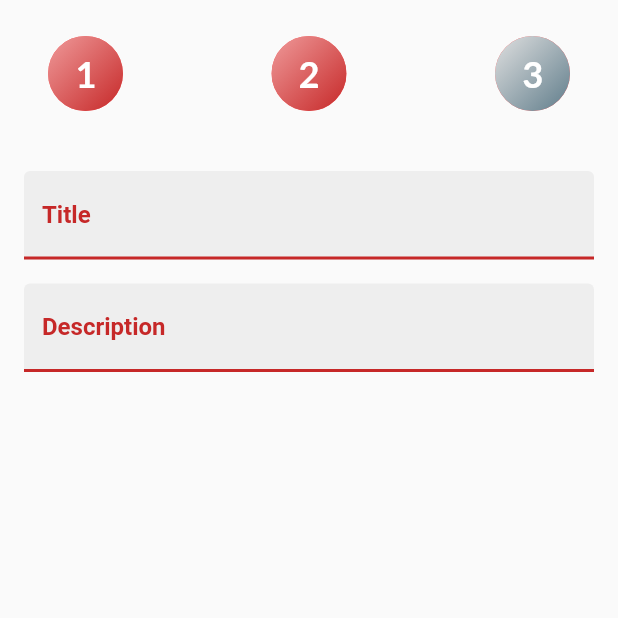
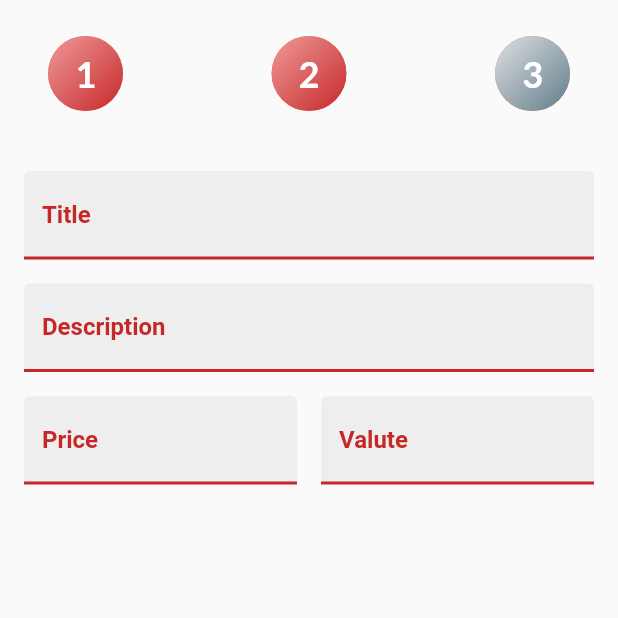
Before and after one commit to kukalajet/emakina, a Flutter app: the CreationScreen screen opened directly, on a phone screen of 412 x 824 dp, the top half of it. Run offline on Flutter 3.47's test engine with Material 2 defaults, Android fonts, the phone set to English and light mode, and no system bars; drawn by our look-alikes of modal_bottom_sheet; our stand-ins replace bloc, cached_network_image, equatable, flutter_bloc, flutter_secure_storage, formz and 4 more; missing offline and left inert: pedantic; accounts and stored records are empty; statements that could not run were skipped.

Commit message:
Works for first form

```diff
--- a/lib/app.dart
+++ b/lib/app.dart
@@ -5,16 +5,21 @@ import 'package:emakina/blocs/blocs.dart';
 import 'package:google_fonts/google_fonts.dart';
 import 'package:listing_repository/listing_repository.dart';
 import 'package:favorite_repository/favorite_repository.dart';
+import 'package:valute_repository/valute_repository.dart';
 
 class App extends StatelessWidget {
   const App({
     Key key,
     @required this.listingRepository,
     @required this.favoriteRepository,
-  }) : assert(listingRepository != null);
+    @required this.valuteRepository,
+  })  : assert(listingRepository != null),
+        assert(favoriteRepository != null),
+        assert(valuteRepository != null);
 
   final ListingRepository listingRepository;
   final FavoriteRepository favoriteRepository;
+  final ValuteRepository valuteRepository;
 
   @override
   Widget build(BuildContext context) {
@@ -26,6 +31,9 @@ class App extends StatelessWidget {
         RepositoryProvider<FavoriteRepository>(
           create: (_) => favoriteRepository,
         ),
+        RepositoryProvider<ValuteRepository>(
+          create: (_) => valuteRepository,
+        )
       ],
       child: MultiBlocProvider(
         providers: [
@@ -42,6 +50,9 @@ class App extends StatelessWidget {
           ),
           BlocProvider<TabBloc>(
             create: (_) => TabBloc(),
+          ),
+          BlocProvider<ValuteBloc>(
+            create: (_) => ValuteBloc(valuteRepository: valuteRepository),
           ),
         ],
         child: AppView(),
--- a/lib/blocs/blocs.dart
+++ b/lib/blocs/blocs.dart
@@ -3,3 +3,4 @@ export 'tab/tab.dart';
 export 'favorite/favorite.dart';
 export 'auth/auth.dart';
 export 'creation/creation.dart';
+export 'valute/valute.dart';
--- a/lib/blocs/creation/first_creation_form/first_creation_form_event.dart
+++ b/lib/blocs/creation/first_creation_form/first_creation_form_event.dart
@@ -28,7 +28,7 @@ class CreationDescriptionChanged extends FirstCreationFormEvent {
 class CreationPriceChanged extends FirstCreationFormEvent {
   const CreationPriceChanged({this.price});
 
-  final Price price;
+  final double price;
 
   @override
   List<Object> get props => [price];
--- /dev/null
+++ b/lib/blocs/valute/valute.dart
@@ -0,0 +1 @@
+export 'valute_bloc.dart';
--- /dev/null
+++ b/lib/blocs/valute/valute_bloc.dart
@@ -0,0 +1,40 @@
+import 'dart:async';
+
+import 'package:bloc/bloc.dart';
+import 'package:valute_repository/valute_repository.dart';
+import 'package:equatable/equatable.dart';
+import 'package:meta/meta.dart';
+
+part 'valute_event.dart';
+part 'valute_state.dart';
+
+class ValuteBloc extends Bloc<ValuteEvent, ValuteState> {
+  ValuteBloc({
+    @required ValuteRepository valuteRepository,
+  })  : assert(valuteRepository != null),
+        _valuteRepository = valuteRepository,
+        super(const ValuteState());
+
+  final ValuteRepository _valuteRepository;
+
+  @override
+  Stream<ValuteState> mapEventToState(
+    ValuteEvent event,
+  ) async* {
+    if (event is ValuteFetched) {
+      yield await _mapValuteFetchedToState(state);
+    }
+  }
+
+  Future<ValuteState> _mapValuteFetchedToState(ValuteState state) async {
+    try {
+      final valutes = await _valuteRepository.fetchValutes();
+      return state.copyWith(
+        status: ValuteStatus.success,
+        valutes: valutes,
+      );
+    } on Exception {
+      return state.copyWith(status: ValuteStatus.failure);
+    }
+  }
+}
--- /dev/null
+++ b/lib/blocs/valute/valute_event.dart
@@ -0,0 +1,10 @@
+part of 'valute_bloc.dart';
+
+abstract class ValuteEvent extends Equatable {
+  const ValuteEvent();
+
+  @override
+  List<Object> get props => [];
+}
+
+class ValuteFetched extends ValuteEvent {}
--- /dev/null
+++ b/lib/blocs/valute/valute_state.dart
@@ -0,0 +1,26 @@
+part of 'valute_bloc.dart';
+
+enum ValuteStatus { initial, success, failure }
+
+class ValuteState extends Equatable {
+  const ValuteState({
+    this.status = ValuteStatus.initial,
+    this.valutes = const <Valute>[],
+  });
+
+  final ValuteStatus status;
+  final List<Valute> valutes;
+
+  ValuteState copyWith({
+    ValuteStatus status,
+    List<Valute> valutes,
+  }) {
+    return ValuteState(
+      status: status ?? this.status,
+      valutes: valutes ?? this.valutes,
+    );
+  }
+
+  @override
+  List<Object> get props => [status, valutes];
+}
--- a/lib/forms/first_creation_form.dart
+++ b/lib/forms/first_creation_form.dart
@@ -1,5 +1,7 @@
 import 'package:emakina/blocs/creation/creation.dart';
 import 'package:emakina/blocs/creation/first_creation_form/first_creation_form_bloc.dart';
+import 'package:emakina/widgets/lists/lists.dart';
+import 'package:emakina/widgets/widgets.dart';
 import 'package:flutter/material.dart';
 import 'package:flutter_bloc/flutter_bloc.dart';
 
@@ -22,6 +24,17 @@ class FirstCreationForm extends StatelessWidget {
             _TitleInput(),
             const Padding(padding: EdgeInsets.all(8.0)),
             _DescriptionInput(),
+            const Padding(padding: EdgeInsets.all(8.0)),
+            Padding(
+              padding: EdgeInsets.symmetric(horizontal: 16.0),
+              child: Row(
+                mainAxisSize: MainAxisSize.min,
+                children: [
+                  Expanded(child: _PriceInput()),
+                  Expanded(child: _ValuteInput()),
+                ],
+              ),
+            ),
           ],
         ),
       ),
@@ -90,3 +103,70 @@ class _DescriptionInput extends StatelessWidget {
     );
   }
 }
+
+class _PriceInput extends StatelessWidget {
+  double _parse(String price) {
+    if (price.isEmpty) return 0;
+    return double.parse(price);
+  }
+
+  @override
+  Widget build(BuildContext context) {
+    return BlocBuilder<FirstCreationFormBloc, FirstCreationFormState>(
+      buildWhen: (previous, current) =>
+          previous.price != current.price || previous.valute != current.valute,
+      builder: (context, state) {
+        return Padding(
+          padding: const EdgeInsets.only(right: 8.0),
+          child: TextFormField(
+            onChanged: (String price) => context
+                .read<FirstCreationFormBloc>()
+                .add(CreationPriceChanged(price: _parse(price))),
+            keyboardType: TextInputType.number,
+            decoration: InputDecoration(
+              filled: true,
+              fillColor: Colors.grey.shade200,
+              labelText: 'Price',
+              labelStyle: TextStyle(
+                color: Colors.red.shade800,
+              ),
+              enabledBorder: UnderlineInputBorder(
+                borderSide: BorderSide(color: Colors.red.shade800, width: 2.0),
+              ),
+              suffixText: context
+                  .read<FirstCreationFormBloc>()
+                  .state
+                  .valute
+                  .value
+                  .symbol,
+            ),
+          ),
+        );
+      },
+    );
+  }
+}
+
+class _ValuteInput extends StatelessWidget {
+  @override
+  Widget build(BuildContext context) {
+    return BlocBuilder<FirstCreationFormBloc, FirstCreationFormState>(
+      buildWhen: (previous, current) => previous.valute != current.valute,
+      builder: (context, state) {
+        return TextFormPickerField(
+          value: context.read<FirstCreationFormBloc>().state.valute.value.name,
+          labelText: "Valute",
+          padding: EdgeInsets.only(left: 8.0),
+          picker: ValuteList(
+            onTap: (valute) {
+              context
+                  .read<FirstCreationFormBloc>()
+                  .add(CreationValuteChanged(valute: valute));
+              Navigator.pop(context);
+            },
+          ),
+        );
+      },
+    );
+  }
+}
--- a/lib/validations/creation/first_creation_form/price_field.dart
+++ b/lib/validations/creation/first_creation_form/price_field.dart
@@ -1,17 +1,14 @@
 import 'package:formz/formz.dart';
-import 'package:valute_repository/valute_repository.dart';
 
 enum PriceFieldValidationError { invalid }
 
-class PriceField extends FormzInput<Price, PriceFieldValidationError> {
-  const PriceField.pure() : super.pure(const Price(value: null, valute: null));
-  const PriceField.dirty(Price value) : super.dirty(value);
+class PriceField extends FormzInput<double, PriceFieldValidationError> {
+  const PriceField.pure() : super.pure(null);
+  const PriceField.dirty(double value) : super.dirty(value);
 
   @override
-  PriceFieldValidationError validator(Price value) {
-    if (value.value == null || value.valute == null)
-      return PriceFieldValidationError.invalid;
-
+  PriceFieldValidationError validator(double value) {
+    if (value == null) return PriceFieldValidationError.invalid;
     return null;
   }
 }
--- a/lib/widgets/lists/lists.dart
+++ b/lib/widgets/lists/lists.dart
@@ -1,2 +1,3 @@
 export 'listing_list.dart';
 export 'favorite_list.dart';
+export 'valute_list.dart';
--- /dev/null
+++ b/lib/widgets/text_form_picker_field.dart
@@ -0,0 +1,43 @@
+import 'package:flutter/material.dart';
+import 'package:modal_bottom_sheet/modal_bottom_sheet.dart';
+
+class TextFormPickerField extends StatelessWidget {
+  const TextFormPickerField({
+    @required this.value,
+    @required this.labelText,
+    @required this.picker,
+    this.padding,
+  });
+
+  final String value;
+  final String labelText;
+  final Widget picker;
+  final EdgeInsets padding;
+
+  @override
+  Widget build(BuildContext context) {
+    return Padding(
+      padding: padding,
+      child: TextFormField(
+        controller: TextEditingController(text: value),
+        onTap: () => showCupertinoModalBottomSheet(
+          expand: false,
+          context: context,
+          backgroundColor: Colors.transparent,
+          builder: (context) => picker,
+        ),
+        decoration: InputDecoration(
+          filled: true,
+          fillColor: Colors.grey.shade200,
+          labelText: labelText,
+          labelStyle: TextStyle(
+            color: Colors.red.shade800,
+          ),
+          enabledBorder: UnderlineInputBorder(
+            borderSide: BorderSide(color: Colors.red.shade800, width: 2.0),
+          ),
+        ),
+      ),
+    );
+  }
+}
--- a/lib/widgets/widgets.dart
+++ b/lib/widgets/widgets.dart
@@ -6,3 +6,4 @@ export 'tab_selector.dart';
 export 'bottom_loader.dart';
 export 'center_button.dart';
 export 'step_tracker.dart';
+export 'text_form_picker_field.dart';
```
Also changed, not shown: lib/main.dart (+4 -6 lines), lib/widgets/lists/valute_list.dart (added, +84 -0 lines).
